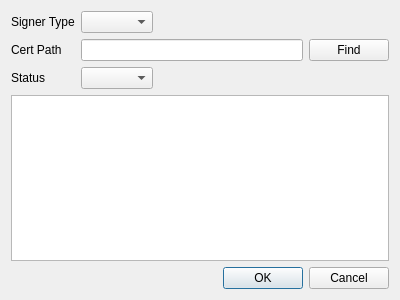
Qt form CertMan/signer_dlg.ui (jykim74/CertMan) before a commit.
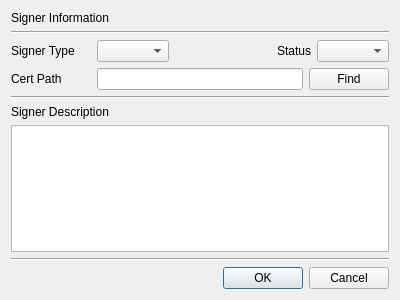
The same form after that commit.

Patch:
```diff
--- a/CertMan/signer_dlg.ui
+++ b/CertMan/signer_dlg.ui
@@ -13,55 +13,134 @@
   <property name="windowTitle">
    <string>Signer</string>
   </property>
-  <layout class="QGridLayout" name="gridLayout">
-   <item row="0" column="2">
-    <spacer name="horizontalSpacer">
+  <layout class="QVBoxLayout" name="verticalLayout">
+   <item>
+    <widget class="QLabel" name="label_4">
+     <property name="text">
+      <string>Signer Information</string>
+     </property>
+    </widget>
+   </item>
+   <item>
+    <widget class="Line" name="line">
      <property name="orientation">
       <enum>Qt::Horizontal</enum>
      </property>
-     <property name="sizeHint" stdset="0">
-      <size>
-       <width>40</width>
-       <height>20</height>
-      </size>
-     </property>
-    </spacer>
+    </widget>
    </item>
-   <item row="1" column="0">
-    <widget class="QLabel" name="label_2">
-     <property name="text">
-      <string>Cert Path</string>
+   <item>
+    <layout class="QGridLayout" name="gridLayout">
+     <property name="topMargin">
+      <number>0</number>
      </property>
-    </widget>
+     <item row="0" column="3">
+      <widget class="QLabel" name="label_3">
+       <property name="text">
+        <string>Status</string>
+       </property>
+      </widget>
+     </item>
+     <item row="0" column="0">
+      <widget class="QLabel" name="label">
+       <property name="minimumSize">
+        <size>
+         <width>80</width>
+         <height>0</height>
+        </size>
+       </property>
+       <property name="maximumSize">
+        <size>
+         <width>80</width>
+         <height>16777215</height>
+        </size>
+       </property>
+       <property name="text">
+        <string>Signer Type</string>
+       </property>
+      </widget>
+     </item>
+     <item row="0" column="1">
+      <widget class="QComboBox" name="mTypeCombo"/>
+     </item>
+     <item row="0" column="4">
+      <widget class="QComboBox" name="mStatusCombo"/>
+     </item>
+     <item row="0" column="2">
+      <spacer name="horizontalSpacer">
+       <property name="orientation">
+        <enum>Qt::Horizontal</enum>
+       </property>
+       <property name="sizeHint" stdset="0">
+        <size>
+         <width>40</width>
+         <height>20</height>
+        </size>
+       </property>
+      </spacer>
+     </item>
+    </layout>
    </item>
-   <item row="0" column="1">
-    <widget class="QComboBox" name="mTypeCombo"/>
-   </item>
-   <item row="2" column="0">
-    <widget class="QLabel" name="label_3">
-     <property name="text">
-      <string>Status</string>
+   <item>
+    <layout class="QGridLayout" name="gridLayout_2">
+     <property name="topMargin">
+      <number>0</number>
      </property>
-    </widget>
+     <item row="0" column="1">
+      <widget class="QLineEdit" name="mCertPathText"/>
+     </item>
+     <item row="0" column="0">
+      <widget class="QLabel" name="label_2">
+       <property name="minimumSize">
+        <size>
+         <width>80</width>
+         <height>0</height>
+        </size>
+       </property>
+       <property name="maximumSize">
+        <size>
+         <width>80</width>
+         <height>16777215</height>
+        </size>
+       </property>
+       <property name="text">
+        <string>Cert Path</string>
+       </property>
+      </widget>
+     </item>
+     <item row="0" column="2">
+      <widget class="QPushButton" name="mFindCertBtn">
+       <property name="text">
+        <string>Find</string>
+       </property>
+      </widget>
+     </item>
+    </layout>
    </item>
-   <item row="0" column="0">
-    <widget class="QLabel" name="label">
-     <property name="text">
-      <string>Signer Type</string>
+   <item>
+    <widget class="Line" name="line_2">
+     <property name="orientation">
+      <enum>Qt::Horizontal</enum>
      </property>
     </widget>
    </item>
-   <item row="1" column="3">
-    <widget class="QPushButton" name="mFindCertBtn">
+   <item>
+    <widget class="QLabel" name="label_5">
      <property name="text">
-      <string>Find</string>
+      <string>Signer Description</string>
      </property>
     </widget>
    </item>
-   <item row="3" column="0" colspan="4">
+   <item>
     <widget class="QPlainTextEdit" name="mDescText"/>
    </item>
-   <item row="4" column="2" colspan="2">
+   <item>
+    <widget class="Line" name="line_3">
+     <property name="orientation">
+      <enum>Qt::Horizontal</enum>
+     </property>
+    </widget>
+   </item>
+   <item>
     <widget class="QDialogButtonBox" name="buttonBox">
      <property name="orientation">
       <enum>Qt::Horizontal</enum>
@@ -71,12 +150,6 @@
      </property>
     </widget>
    </item>
-   <item row="1" column="1" colspan="2">
-    <widget class="QLineEdit" name="mCertPathText"/>
-   </item>
-   <item row="2" column="1">
-    <widget class="QComboBox" name="mStatusCombo"/>
-   </item>
   </layout>
  </widget>
  <tabstops>
```
Left out of the diff: 3 changed lines with no effect on the pictures.
